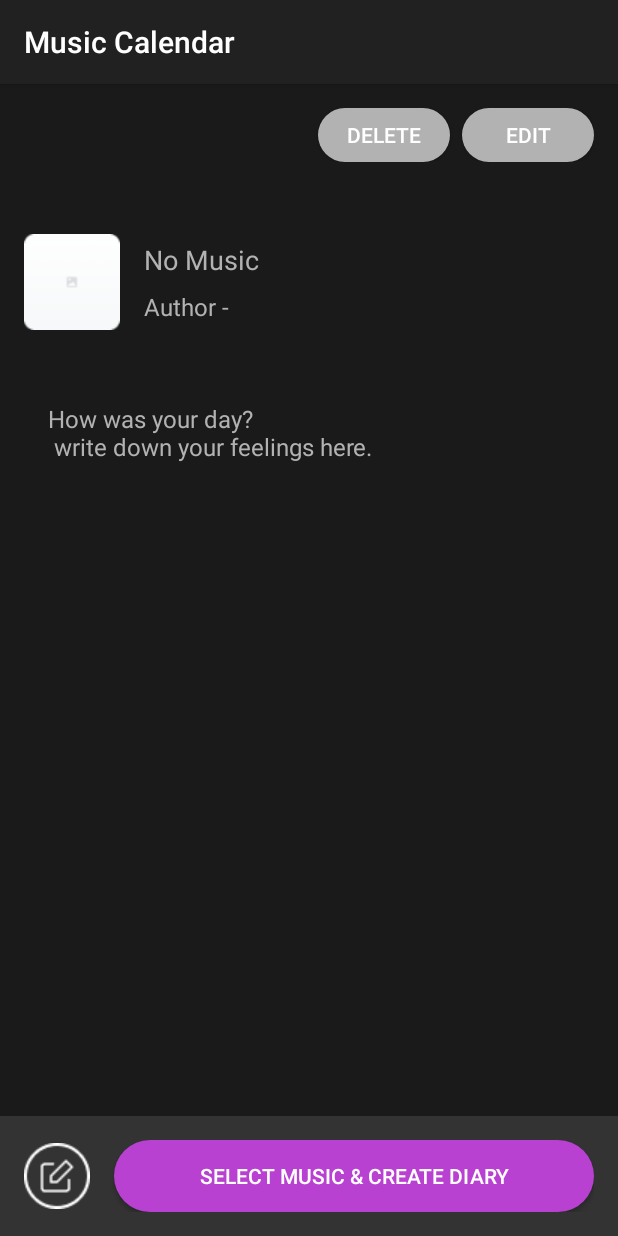
After one commit to kim-minkyoung/AndroidTermProject, an Android app: the DiaryActivity screen opened directly, with no data from a screen before it, on a phone screen of 412 x 824 dp. The commit adds this screen. Run offline under Robolectric (Android 15) with nearby library versions, the phone set to English and light mode, and no system bars.

Commit message:
feat : Diary default 페이지 레이아웃 구성

```diff
--- a/app/src/main/AndroidManifest.xml
+++ b/app/src/main/AndroidManifest.xml
@@ -13,6 +13,8 @@
         android:theme="@style/Theme.AppCompat.Light.DarkActionBar"
         tools:targetApi="31">
         <activity android:name=".CalendarActivity"></activity>
+        <activity android:name=".DiaryActivity"></activity>
+
         <activity
             android:name=".LoginActivity"
             android:exported="true">
--- a/app/src/main/java/com/example/androidtermproject/CalendarActivity.kt
+++ b/app/src/main/java/com/example/androidtermproject/CalendarActivity.kt
@@ -1,9 +1,10 @@
 package com.example.androidtermproject
 
 import DrawerAdapter
-import android.content.DialogInterface
+import android.content.Intent
 import android.os.Bundle
 import android.view.MenuItem
+import android.widget.Button
 import android.widget.EditText
 import android.widget.LinearLayout
 import androidx.appcompat.app.ActionBarDrawerToggle
@@ -56,6 +57,12 @@ class CalendarActivity : AppCompatActivity() {
         drawerBinding.withdrawButton.setOnClickListener {
             showWithdrawDialog()
         }
+        val moveToDiaryButton = binding.root.findViewById<Button>(R.id.moveToDiaryButton)
+        moveToDiaryButton.text = "Move to Diary"
+        moveToDiaryButton.setOnClickListener {
+            val intent = Intent(this, DiaryActivity::class.java)
+            startActivity(intent)
+        }
     }
 
     private fun showLogoutDialog() {
--- /dev/null
+++ b/app/src/main/java/com/example/androidtermproject/DiaryActivity.kt
@@ -0,0 +1,28 @@
+package com.example.androidtermproject
+
+
+import android.os.Bundle
+import android.widget.Button
+import android.widget.EditText
+import androidx.appcompat.app.AppCompatActivity
+import androidx.core.content.ContextCompat
+
+class DiaryActivity : AppCompatActivity() {
+
+    override fun onCreate(savedInstanceState: Bundle?) {
+        super.onCreate(savedInstanceState)
+        setContentView(R.layout.activity_diary)
+
+        val footerButton = findViewById<Button>(R.id.moveToDiaryButton)
+
+        // 버튼 배경 색상 변경
+        footerButton.setBackgroundResource(R.drawable.button_purple_radious)
+        footerButton.text = "Select Music & Create Diary"
+
+        // 버튼 클릭 이벤트 설정
+        footerButton.setOnClickListener {
+            // 노래 선택을 위한 액티비티 실행
+        }
+    }
+
+}
--- /dev/null
+++ b/app/src/main/res/drawable/button_blocked_radious.xml
@@ -0,0 +1,9 @@
+<?xml version="1.0" encoding="utf-8"?>
+<shape xmlns:android="http://schemas.android.com/apk/res/android"
+    android:shape="rectangle" >
+    <solid android:color="@color/blocked"/>
+    <corners android:bottomRightRadius="24dp"
+        android:bottomLeftRadius="24dp"
+        android:topLeftRadius="24dp"
+        android:topRightRadius="24dp"/>
+</shape>
--- /dev/null
+++ b/app/src/main/res/layout/activity_diary.xml
@@ -0,0 +1,98 @@
+<?xml version="1.0" encoding="utf-8"?>
+<LinearLayout xmlns:android="http://schemas.android.com/apk/res/android"
+    android:layout_width="match_parent"
+    android:layout_height="match_parent"
+    android:orientation="vertical"
+    android:background="@color/background"
+   >
+
+    <!-- Action Buttons -->
+    <LinearLayout
+        android:layout_width="match_parent"
+        android:layout_height="wrap_content"
+        android:orientation="horizontal"
+        android:gravity="end"
+        android:layout_marginBottom="16dp"
+        android:padding="16dp">
+
+        <Button
+            android:layout_width="wrap_content"
+            android:layout_height="36dp"
+            android:text="Delete"
+            android:id="@+id/deleteButton"
+            android:background="@drawable/button_blocked_radious"
+            android:textColor="@color/white"
+            android:layout_marginEnd="8dp" />
+
+        <Button
+            android:layout_width="wrap_content"
+            android:layout_height="36dp"
+            android:text="Edit"
+            android:id="@+id/editButton"
+            android:textColor="@color/white"
+            android:background="@drawable/button_blocked_radious"/>
+    </LinearLayout>
+
+    <!-- Diary Header -->
+    <LinearLayout
+        android:layout_width="match_parent"
+        android:layout_height="wrap_content"
+        android:orientation="horizontal"
+        android:gravity="center_vertical"
+        android:padding="16dp">
+
+        <ImageView
+            android:layout_width="64dp"
+            android:layout_height="64dp"
+            android:src="@drawable/default_music_img"
+            android:layout_marginEnd="16dp"/>
+
+        <LinearLayout
+            android:layout_width="0dp"
+            android:layout_height="wrap_content"
+            android:layout_weight="1"
+            android:orientation="vertical">
+
+            <TextView
+                android:layout_width="wrap_content"
+                android:layout_height="wrap_content"
+                android:text="No Music"
+                android:textSize="18sp"
+                android:textColor="@color/blocked"
+                android:layout_marginBottom="8dp"/>
+
+            <TextView
+                android:layout_width="wrap_content"
+                android:layout_height="wrap_content"
+                android:text="Author -"
+                android:textSize="16sp"
+                android:textColor="@color/blocked"/>
+        </LinearLayout>
+    </LinearLayout>
+
+    <!-- Diary Body -->
+    <LinearLayout
+        android:layout_width="match_parent"
+        android:layout_height="0dp"
+        android:layout_weight="1"
+        android:orientation="vertical"
+        android:padding="16dp">
+
+        <TextView
+            android:layout_width="match_parent"
+            android:layout_height="match_parent"
+            android:background="@android:color/transparent"
+            android:gravity="top|start"
+            android:hint="How was your day?\n write down your feelings here."
+            android:padding="16dp"
+            android:textColor="@color/white"
+            android:textColorHint="@color/blocked"
+            android:textSize="16sp" />
+
+    </LinearLayout>
+
+    <include layout="@layout/footer_button"
+        android:id="@+id/moveToDiaryButton"/>
+
+
+</LinearLayout>
--- a/app/src/main/res/layout/activity_login.xml
+++ b/app/src/main/res/layout/activity_login.xml
@@ -81,7 +81,7 @@
             android:id="@+id/login_button"
             android:layout_width="match_parent"
             android:layout_height="wrap_content"
-            android:background="@drawable/button_radious"
+            android:background="@drawable/button_purple_radious"
             android:text="Login"
             android:textColor="@color/white"
             android:onClick="login"/>
--- a/app/src/main/res/layout/footer_button.xml
+++ b/app/src/main/res/layout/footer_button.xml
@@ -1,7 +1,7 @@
 <?xml version="1.0" encoding="utf-8"?>
 
+<merge  xmlns:android="http://schemas.android.com/apk/res/android">
     <LinearLayout
-    xmlns:android="http://schemas.android.com/apk/res/android"
         android:layout_width="match_parent"
         android:layout_height="wrap_content"
         android:background="@color/light_background"
@@ -9,7 +9,6 @@
         android:paddingVertical="16dp"
         android:id="@+id/footer_button"
         android:gravity="center">
-
     <ImageView
         android:layout_width="wrap_content"
         android:layout_height="wrap_content"
@@ -17,9 +16,11 @@
         android:layout_marginEnd="16dp"/>
 
     <Button
+        android:id="@+id/moveToDiaryButton"
         android:layout_width="match_parent"
         android:layout_height="wrap_content"
         android:background="@drawable/button_black_radious"
-        android:text="Move to Dirary"
+        android:text="Text"
         android:textColor="@color/white" />
     </LinearLayout>
+</merge>
```
Also changed, not shown: app/src/main/res/drawable/button_purple_radious.xml (renamed from app/src/main/res/drawable/button_radious.xml), app/src/main/res/drawable/default_music_img.png (added). Lines whose indentation alone changed are shown as unchanged.
